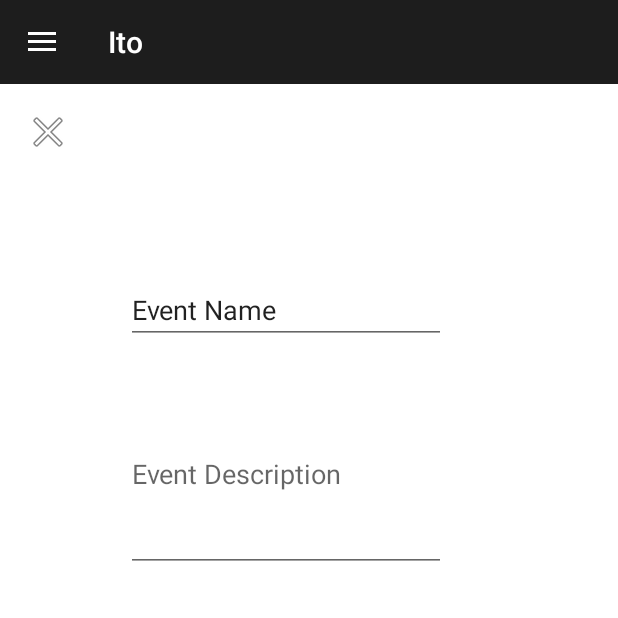
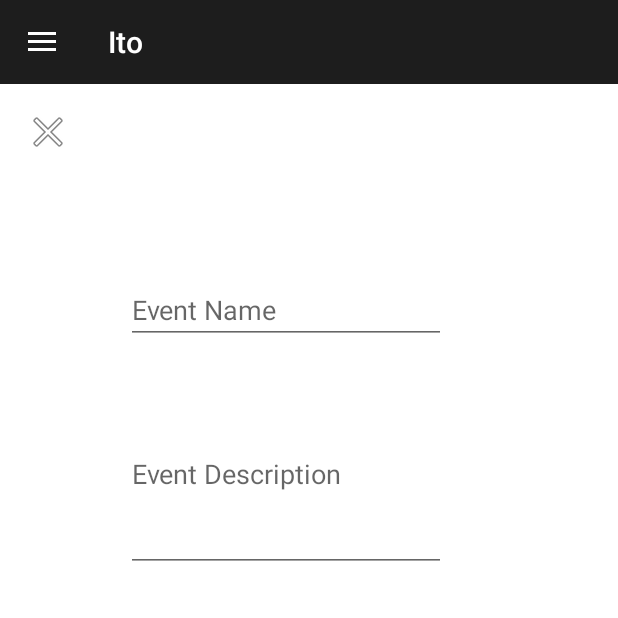
Before and after one commit to edw1nzhao/Ito, an Android app: the fragment NewEventFragment placed in its activity, on a phone screen of 412 x 824 dp, the top half of it. Run offline under Robolectric (Android 15) with nearby library versions, the phone set to English and light mode, and no system bars; 1 statement that could not run was skipped.

Commit message:
Fixed bug in NewEventFragment

```diff
--- a/app/src/main/java/com/tomoed/ito/controller/NewEventFragment.java
+++ b/app/src/main/java/com/tomoed/ito/controller/NewEventFragment.java
@@ -31,7 +31,7 @@ public class NewEventFragment extends Fragment {
         View root = inflater.inflate(R.layout.fragment_new_event, container, false);
 
         quitFrag = root.findViewById(R.id.button_newEvent_close);
-        submitEvent = root.findViewById(R.id.button_new_event);
+        submitEvent = root.findViewById(R.id.button_event_submit);
 
         quitFrag.setOnClickListener(new View.OnClickListener() {
             @Override
@@ -42,14 +42,12 @@ public class NewEventFragment extends Fragment {
         });
 
         submitEvent.setOnClickListener(new View.OnClickListener() {
-
             // TODO: Logic for implementing code for uploading onto Firebase here
             @Override
             public void onClick(View view) {
 
-
                 //Leave at bottom. Closes the fragment
-                getFragmentManager().beginTransaction().remove(NewEventFragment.this).commit();
+//                getFragmentManager().beginTransaction().remove(NewEventFragment.this).commit();
             }
         });
 
--- a/app/src/main/res/layout/fragment_new_event.xml
+++ b/app/src/main/res/layout/fragment_new_event.xml
@@ -16,8 +16,8 @@
         android:layout_marginStart="84dp"
         android:layout_marginTop="128dp"
         android:ems="10"
+        android:hint="Event Name"
         android:inputType="textImeMultiLine|textPersonName"
-        android:text="Event Name"
         app:layout_constraintStart_toStartOf="parent"
         app:layout_constraintTop_toTopOf="parent" />
 
```
